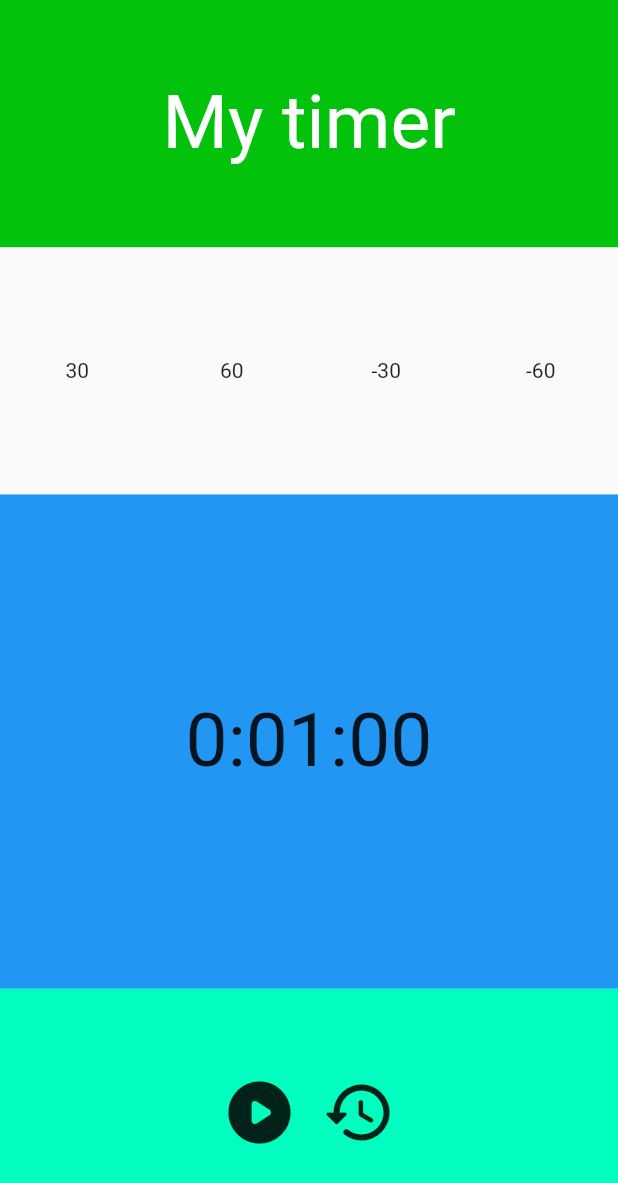
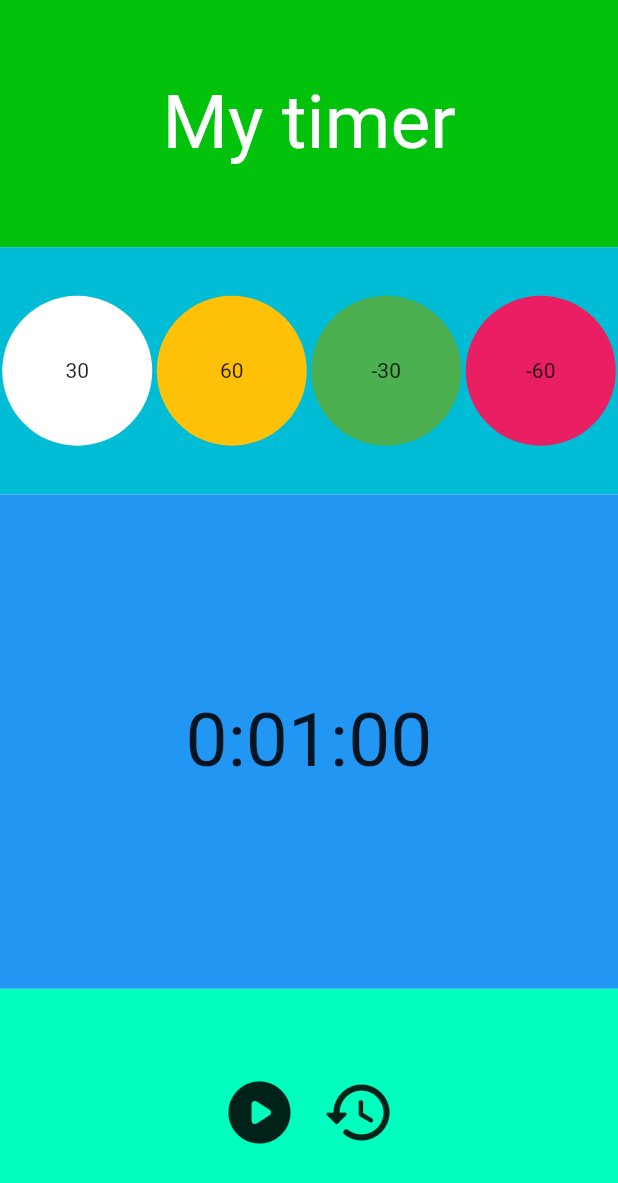
Before and after one commit to jinho-22/flutter_application_timer, a Flutter app: the screen it shows after launch, on a phone screen of 412 x 824 dp. Shown: the top 1183 px of the screen. Run offline on Flutter 3.47's test engine with Material 2 defaults, Android fonts, the phone set to English and light mode, and no system bars.

```diff
--- a/lib/main.dart
+++ b/lib/main.dart
@@ -86,18 +86,17 @@ class _MyAppState extends State<MyApp> {
               )),
           Flexible(
               flex: 1,
-              child: SizedBox(
+              child: Container(
+                color: Colors.cyan,
                 width: double.infinity,
                 height: double.infinity,
                 child: Row(
                   mainAxisAlignment: MainAxisAlignment.spaceAround,
                   children: [
-                    tiemButton(
-                        sec: 30, color: const Color.fromARGB(0, 255, 0, 0)),
-                    tiemButton(
-                        sec: 60, color: const Color.fromARGB(0, 255, 136, 0)),
-                    tiemButton(sec: -30, color: Colors.transparent),
-                    tiemButton(sec: -60, color: Colors.transparent),
+                    tiemButton(sec: 30, color: Colors.white),
+                    tiemButton(sec: 60, color: Colors.amber),
+                    tiemButton(sec: -30, color: Colors.green),
+                    tiemButton(sec: -60, color: Colors.pink),
                   ],
                 ),
               )),
```
